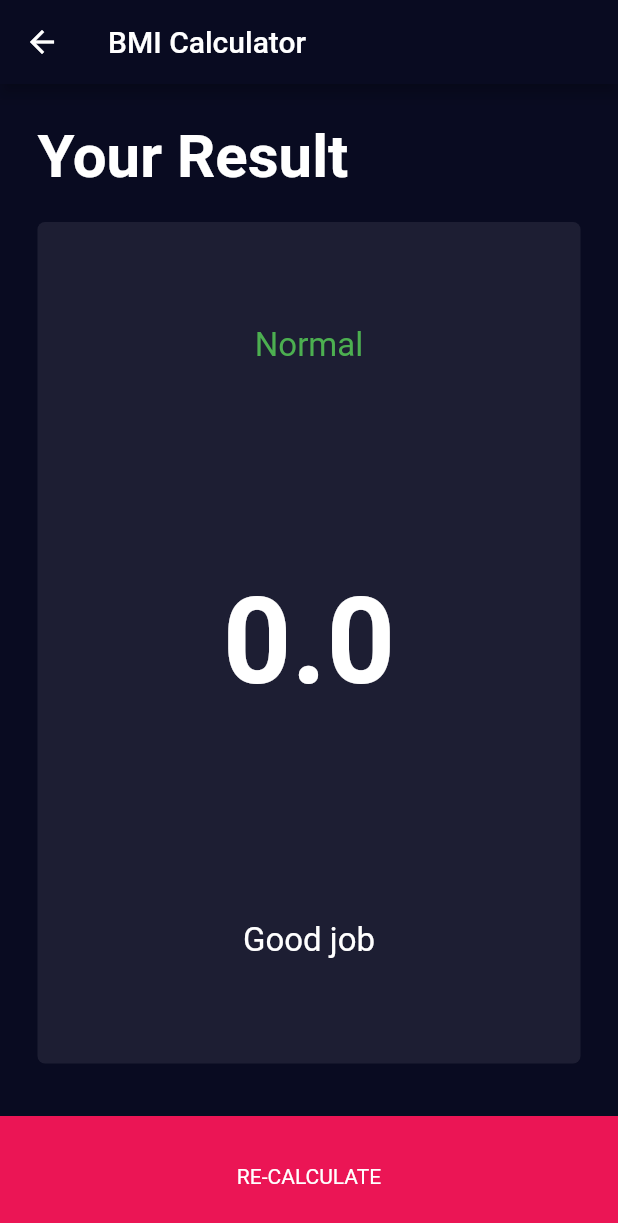
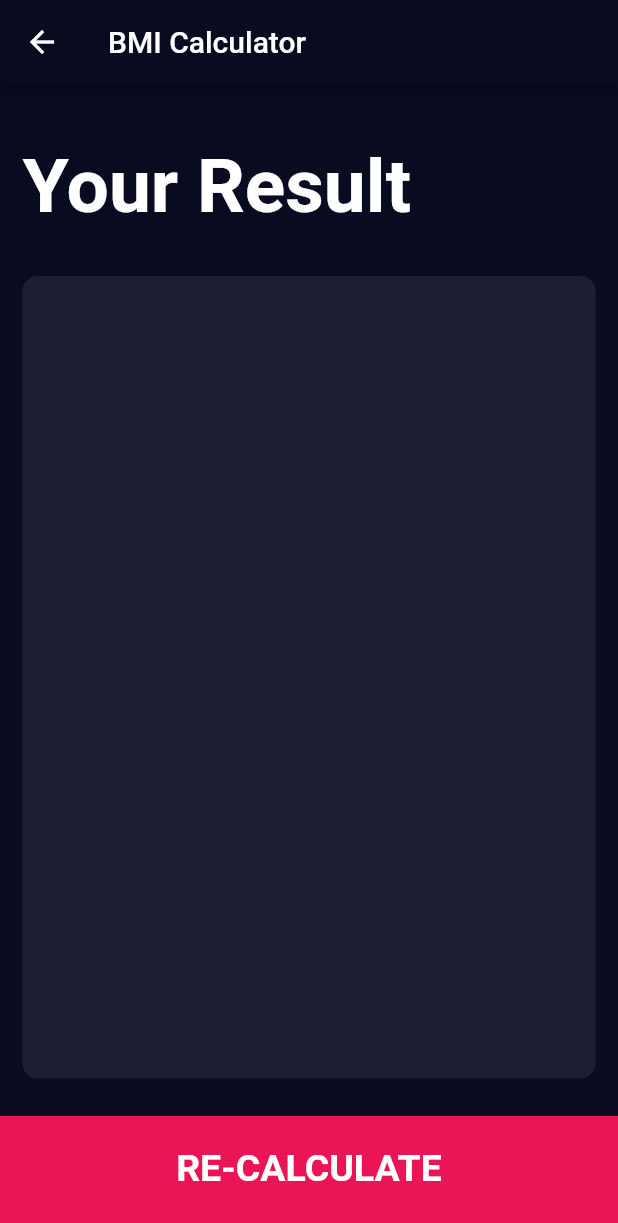
Before and after one commit to ace-js/bmi_calculator, a Flutter app: the ResultPage screen opened directly with empty values, on a phone screen of 412 x 824 dp. Shown: the top 1223 px of the screen. Run offline on Flutter 3.47's test engine with Material 2 defaults, Android fonts, the phone set to English and light mode, and no system bars; our stand-ins replace font_awesome_flutter.

Commit message:
End of project

```diff
--- a/lib/page_footer.dart
+++ b/lib/components/bottom_button.dart
@@ -1,9 +1,9 @@
 import 'package:flutter/material.dart';
 
-import 'constants.dart';
+import 'package:bmi_calculator/constants.dart';
 
-class PageFooter extends StatelessWidget {
-  PageFooter({@required this.onPress, this.label});
+class BottomButton extends StatelessWidget {
+  BottomButton({@required this.onPress, this.label});
   final Function onPress;
   final String label;
 
@@ -14,10 +14,14 @@ class PageFooter extends StatelessWidget {
       child: Container(
         color: kSecondaryColor,
         margin: EdgeInsets.only(top: 10.0),
+        padding: EdgeInsets.only(bottom: 10.0),
         width: double.infinity,
         height: kBottomContainerHeight,
         child: Center(
-          child: Text(label),
+          child: Text(
+            label,
+            style: kLargeButtonTextStyle,
+          ),
         ),
       ),
     );
--- a/lib/info_with_toggles.dart
+++ b/lib/components/info_with_toggles.dart
@@ -1,8 +1,8 @@
-import 'package:bmi_calculator/round_icon_button.dart';
 import 'package:flutter/material.dart';
 import 'package:font_awesome_flutter/font_awesome_flutter.dart';
 
-import 'constants.dart';
+import 'package:bmi_calculator/components/round_icon_button.dart';
+import 'package:bmi_calculator/constants.dart';
 
 class InfoWithToggles extends StatelessWidget {
   InfoWithToggles({@required this.onPress, @required this.value, this.label});
--- a/lib/constants.dart
+++ b/lib/constants.dart
@@ -14,5 +14,30 @@ const TextStyle kLabelTextStyle = TextStyle(
 
 const TextStyle kNumberTextStyle = TextStyle(
   fontSize: 50.0,
- fontWeight: FontWeight.w900,
+  fontWeight: FontWeight.w900,
 );
+
+const TextStyle kLargeButtonTextStyle = TextStyle(
+  fontSize: 25.0,
+  fontWeight: FontWeight.bold,
+);
+
+const TextStyle kPageTitle = TextStyle(
+  fontSize: 50.0,
+  fontWeight: FontWeight.bold,
+);
+
+const TextStyle kResultTextStyle = TextStyle(
+  fontSize: 22.0,
+  color: Color(0XFF24D876),
+  fontWeight: FontWeight.bold,
+);
+
+const TextStyle kBMITextStyle = TextStyle(
+  fontSize: 100.0,
+  fontWeight: FontWeight.bold,
+);
+
+const TextStyle kBodyTextStyle = TextStyle(
+  fontSize: 22.0,
+ );
--- /dev/null
+++ b/lib/enums.dart
@@ -0,0 +1 @@
+enum Gender { male, female }
--- a/lib/screens/result_page.dart
+++ b/lib/screens/result_page.dart
@@ -1,7 +1,9 @@
+import 'package:flutter/material.dart';
+
 import 'package:bmi_calculator/constants.dart';
-import 'package:bmi_calculator/human.dart';
-import 'package:bmi_calculator/page_footer.dart';
-import 'package:flutter/material.dart';
+
+import 'package:bmi_calculator/components/bmi_card.dart';
+import 'package:bmi_calculator/components/bottom_button.dart';
 
 const double labelSize = 22.0;
 
@@ -11,87 +13,55 @@ class ResultPage extends StatefulWidget {
 }
 
 class _ResultPageState extends State<ResultPage> {
-  Text renderBodyType(bodyType) {
-    switch (bodyType) {
-      case BodyType.normal:
-        return Text(
-          'Normal',
-          style: TextStyle(color: Colors.green, fontSize: labelSize),
-        );
-      case BodyType.overweight:
-      default:
-        return Text(
-          'Overweight',
-          style: TextStyle(color: Colors.red, fontSize: labelSize),
-        );
-    }
-  }
-
-  Text renderBodyTypeDescription(bodyType) {
-    switch (bodyType) {
-      case BodyType.normal:
-        return Text(
-          'Good job',
-          style: TextStyle(fontSize: labelSize),
-        );
-      case BodyType.overweight:
-      default:
-        return Text(
-          'Hum Hummmmm',
-          style: TextStyle(fontSize: labelSize),
-        );
-    }
-  }
-
   @override
   Widget build(BuildContext context) {
-    final ResultArguments arguments = ModalRoute.of(context).settings.arguments;
+    final ResultPageArguments arguments = ModalRoute.of(context).settings.arguments;
     return Scaffold(
         appBar: AppBar(
           title: Text('BMI Calculator'),
         ),
         body: Column(
+          mainAxisAlignment: MainAxisAlignment.spaceEvenly,
+          crossAxisAlignment: CrossAxisAlignment.stretch,
           children: <Widget>[
             Expanded(
-              child: Padding(
-                padding: EdgeInsets.all(25.0),
-                child: Column(
-                  crossAxisAlignment: CrossAxisAlignment.stretch,
-                  mainAxisAlignment: MainAxisAlignment.start,
-                  children: <Widget>[
-                    Text('Your Result',
-                        style: TextStyle(
-                          fontSize: 40.0,
-                          fontWeight: FontWeight.bold,
-                        )),
-                    SizedBox(
-                      height: 20.0,
+              child: Container(
+                padding: EdgeInsets.all(15.0),
+                alignment: Alignment.bottomLeft,
+                child: Text(
+                  'Your Result',
+                  style: kPageTitle,
+                ),
+              ),
             ),
             Expanded(
+              flex: 5,
               child: Container(
-                        decoration: BoxDecoration(
+                child: BMICard(
                   color: kActiveCardColor,
-                          borderRadius: BorderRadius.all(Radius.circular(5.0)),
+                  child: Column(
+                    mainAxisAlignment: MainAxisAlignment.spaceEvenly,
+                    crossAxisAlignment: CrossAxisAlignment.center,
+                    children: <Widget>[
+                      Text(
+                        arguments.resultText,
+                        style: kResultTextStyle,
                       ),
-                        child: Column(
-                          mainAxisAlignment: MainAxisAlignment.spaceAround,
-                          children: <Widget>[
-                            this.renderBodyType(arguments.bodyType),
                       Text(
-                              arguments.bmi.toStringAsFixed(1),
-                              style: TextStyle(
-                                  fontSize: 80.0, fontWeight: FontWeight.bold),
+                        arguments.bmiResult,
+                        style: kBMITextStyle,
                       ),
-                            this.renderBodyTypeDescription(arguments.bodyType)
-                          ],
+                      Text(
+                        arguments.interpretationText,
+                        textAlign: TextAlign.center,
+                        style: kBodyTextStyle,
                       ),
-                      ),
-                    )
                     ],
                   ),
                 ),
               ),
-            PageFooter(
+            ),
+            BottomButton(
               label: 'RE-CALCULATE',
               onPress: () => Navigator.pop(context),
             )
@@ -100,8 +70,14 @@ class _ResultPageState extends State<ResultPage> {
   }
 }
 
-class ResultArguments {
-  double bmi;
-  BodyType bodyType;
-  ResultArguments({@required this.bmi, @required this.bodyType});
+class ResultPageArguments {
+  ResultPageArguments({
+    @required this.bmiResult,
+    @required this.resultText,
+    @required this.interpretationText,
+  });
+
+  String bmiResult;
+  String resultText;
+  String interpretationText;
 }
```
Also changed, not shown: lib/classes/calculator_brain.dart (added, +35 -0 lines), lib/classes/human.dart (renamed from lib/human.dart, +7 -24 lines), lib/main.dart (+14 -3 lines), lib/screens/input_page.dart (+32 -34 lines), lib/components/bmi_card.dart (renamed from lib/bmi_card.dart), lib/components/icon_content.dart (renamed from lib/icon_content.dart), lib/components/round_icon_button.dart (renamed from lib/round_icon_button.dart). Lines whose indentation alone changed are shown as unchanged.
